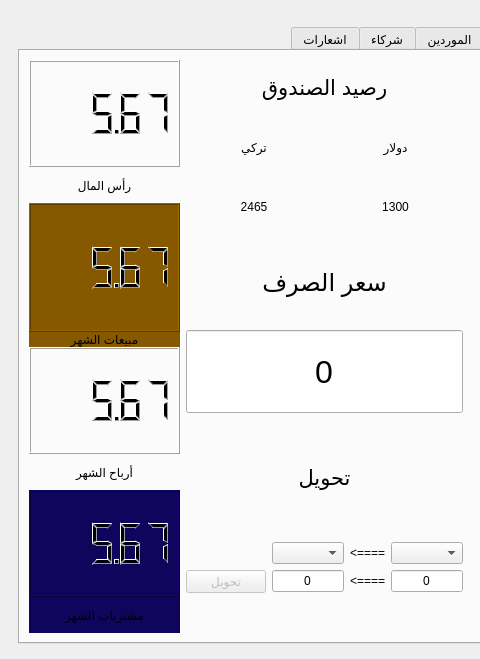
This is j_shop.ui in sameraga/Al_Jamal_Shop as Qt 5 draws it before an edit; both pictures show x 0 to 480 and y 113 to 772 of the 1280 by 772 pixel window. The edited form follows.
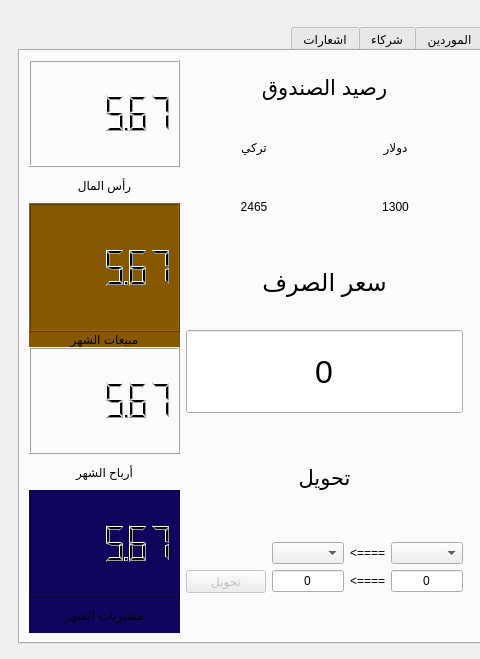
This is the edited form. Icons and pictures are not drawn.

Commit message: zoom out decimal

```diff
--- a/j_shop.ui
+++ b/j_shop.ui
@@ -257,7 +257,7 @@
                      <bool>true</bool>
                     </property>
                     <property name="digitCount">
-                     <number>5</number>
+                     <number>6</number>
                     </property>
                     <property name="value" stdset="0">
                      <double>5.670000000000000</double>
@@ -302,7 +302,7 @@
                      <bool>true</bool>
                     </property>
                     <property name="digitCount">
-                     <number>5</number>
+                     <number>6</number>
                     </property>
                     <property name="value" stdset="0">
                      <double>5.670000000000000</double>
@@ -338,7 +338,7 @@
                      <bool>true</bool>
                     </property>
                     <property name="digitCount">
-                     <number>5</number>
+                     <number>6</number>
                     </property>
                     <property name="value" stdset="0">
                      <double>5.670000000000000</double>
@@ -374,7 +374,7 @@
                      <bool>true</bool>
                     </property>
                     <property name="digitCount">
-                     <number>5</number>
+                     <number>6</number>
                     </property>
                     <property name="segmentStyle">
                      <enum>QLCDNumber::Filled</enum>
```
